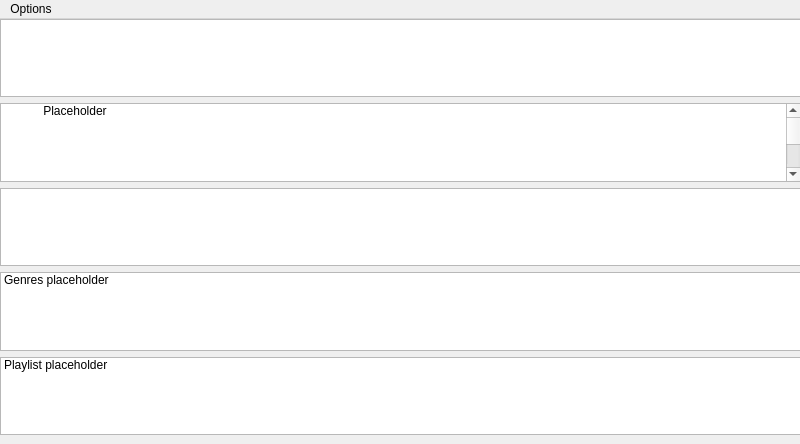
This is musicwindow.ui in gidzzz/openmediaplayer as Qt 5 draws it before an edit. The edited form follows.
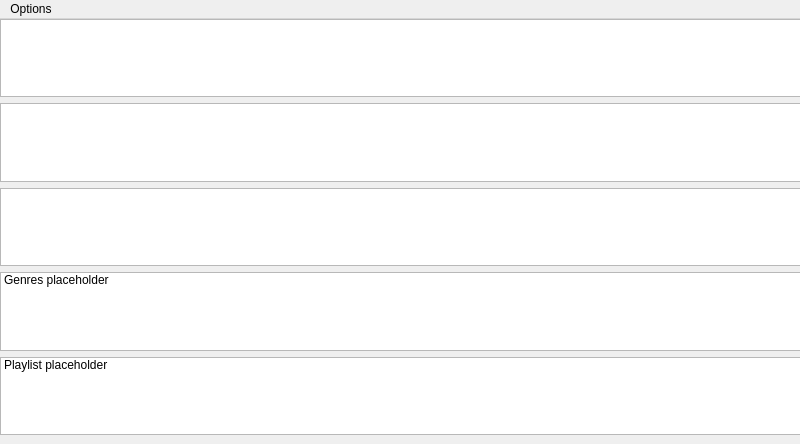
This is the edited form. Custom widgets are drawn as their Qt base class.

Commit message: Added MAFW source support to list albums.

Diff of the .ui file:
```diff
--- a/musicwindow.ui
+++ b/musicwindow.ui
@@ -48,6 +48,11 @@
      </item>
      <item>
       <widget class="QListWidget" name="albumList">
+       <property name="font">
+        <font>
+         <pointsize>13</pointsize>
+        </font>
+       </property>
        <property name="horizontalScrollBarPolicy">
         <enum>Qt::ScrollBarAlwaysOff</enum>
        </property>
@@ -74,18 +79,13 @@
        </property>
        <property name="gridSize">
         <size>
-         <width>148</width>
-         <height>148</height>
+         <width>157</width>
+         <height>157</height>
         </size>
        </property>
        <property name="viewMode">
         <enum>QListView::IconMode</enum>
        </property>
-       <item>
-        <property name="text">
-         <string>Placeholder</string>
-        </property>
-       </item>
       </widget>
      </item>
      <item>
```
The commit also changes 2 other files.
